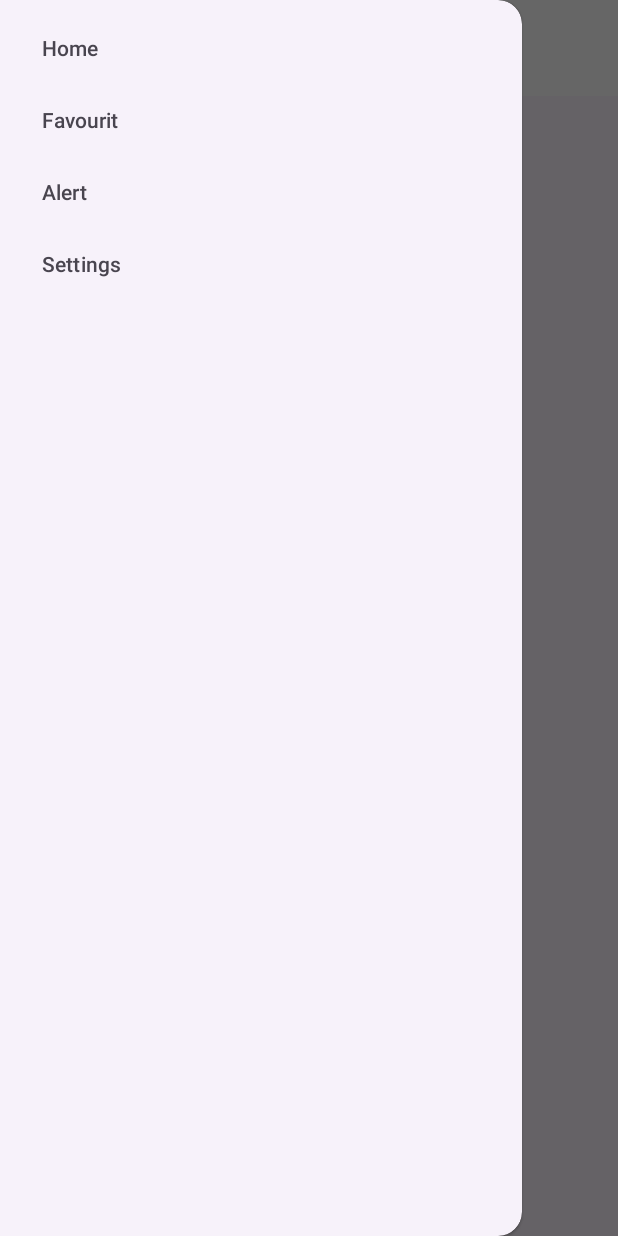
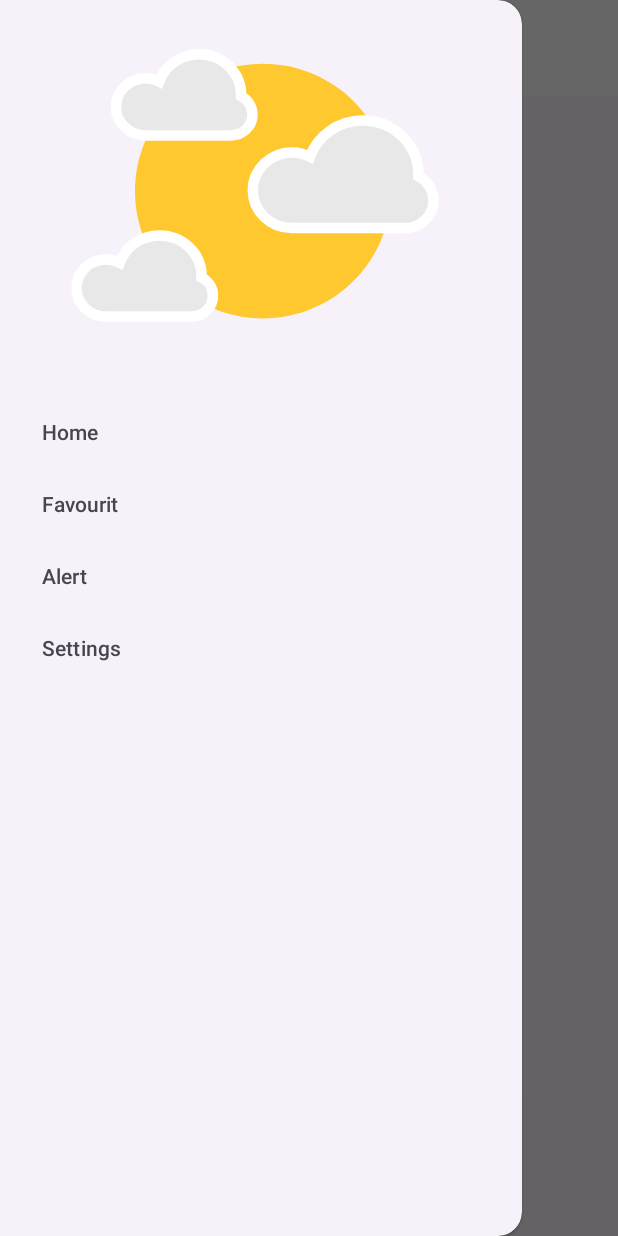
Before and after one commit to Omaar-Mohamed/Weather_App, an Android app: the screen it shows after launch (MainActivity), with the side drawer open, on a phone screen of 412 x 824 dp. Run offline under Robolectric (Android 15) with nearby library versions, the phone set to English and light mode, and no system bars; pictures from the network do not load.

Commit message:
drawer header

```diff
--- a/app/build.gradle
+++ b/app/build.gradle
@@ -81,6 +81,7 @@ dependencies {
     //lottie
     implementation 'com.airbnb.android:lottie:4.2.0'
 
+    implementation 'androidx.media:media:1.7.0'
 
 
 // testing
--- a/app/src/main/res/layout/activity_main.xml
+++ b/app/src/main/res/layout/activity_main.xml
@@ -39,6 +39,8 @@
         android:layout_width="wrap_content"
         android:layout_height="match_parent"
         android:layout_gravity="start"
-        app:menu="@menu/drawer_menu" />
+        app:menu="@menu/drawer_menu"
+        app:headerLayout="@layout/header_layout"
+        />
 
 </androidx.drawerlayout.widget.DrawerLayout>
--- /dev/null
+++ b/app/src/main/res/layout/header_layout.xml
@@ -0,0 +1,22 @@
+<!-- header_layout.xml -->
+<LinearLayout xmlns:android="http://schemas.android.com/apk/res/android"
+    android:layout_width="match_parent"
+    android:layout_height="wrap_content"
+    xmlns:app="http://schemas.android.com/apk/res-auto"
+    android:orientation="vertical">
+
+    <com.airbnb.lottie.LottieAnimationView
+        android:id="@+id/circularProgressBar"
+        android:layout_width="wrap_content"
+        android:layout_height="wrap_content"
+        android:layout_gravity="center"
+        android:visibility="visible"
+        app:lottie_autoPlay="true"
+        app:lottie_fileName="drawer.json"
+        app:lottie_loop="true"
+        app:layout_constraintBottom_toBottomOf="parent"
+        app:layout_constraintEnd_toEndOf="parent"
+        app:layout_constraintStart_toStartOf="parent"
+        app:layout_constraintTop_toTopOf="parent" />
+
+</LinearLayout>
```
Also changed, not shown: app/src/main/assets/drawer.json (added, +1 -0 lines), app/src/main/res/layout/alarm_dialog.xml (added, +40 -0 lines), 1 other file.
